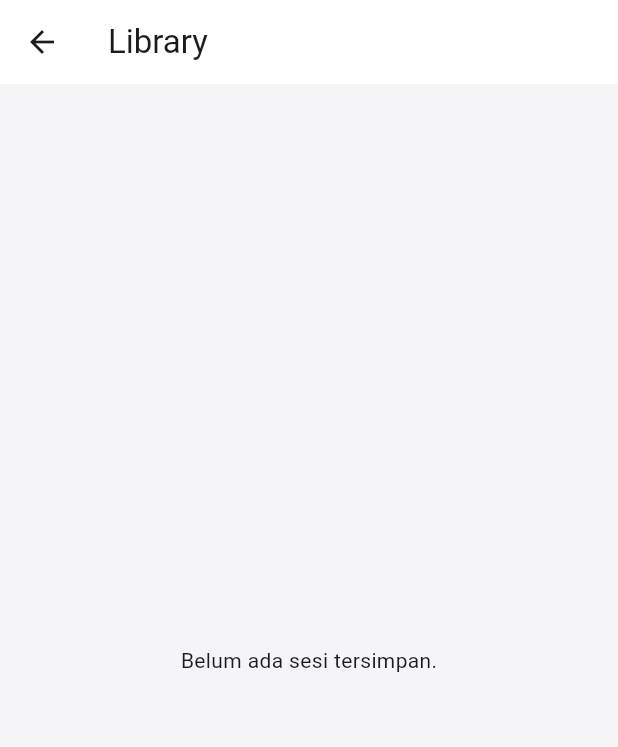
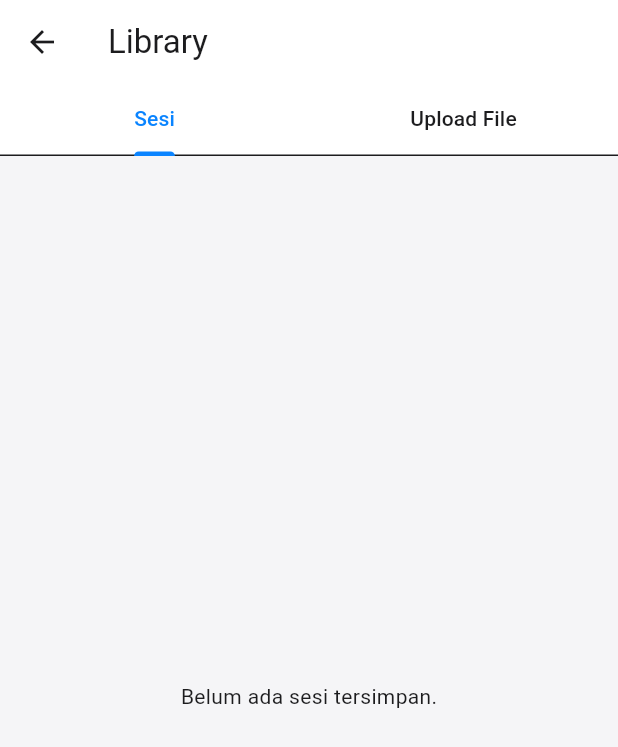
Before and after one commit to Trareon-com/Transcribe, a Flutter app: the LibraryScreen screen opened directly, on a phone screen of 412 x 824 dp. Shown: the top 747 px of the screen. Run offline on Flutter 3.47's test engine with Material 3 defaults, Android fonts, the phone set to English and light mode, and no system bars; our stand-ins replace file_picker, flutter_riverpod.

Commit message:
Add file upload zone: drag & drop + file picker, batch queue UI (Fase 3/4)
- desktop_drop + file_picker deps; supports wav/mp3/m4a/aac/ogg/flac/opus/mp4/mov/mkv
- BatchUploadNotifier: queue state, format rejection with user feedback
- FileUploadZone widget: drop target highlight, picker button, per-file status icons
- Library screen now has 'Sesi' / 'Upload File' tabs
- flutter analyze clean, flutter test passing (7), flutter build macos verified

```diff
--- a/lib/screens/library_screen.dart
+++ b/lib/screens/library_screen.dart
@@ -1,4 +1,6 @@
 import 'package:flutter/material.dart';
+
+import '../widgets/file_upload_zone.dart';
 
 class SessionSummary {
   final String id;
@@ -23,15 +25,34 @@ class LibraryScreen extends StatelessWidget {
 
   @override
   Widget build(BuildContext context) {
-    return Scaffold(
-      appBar: AppBar(title: const Text('Library')),
-      body: sessions.isEmpty
+    return DefaultTabController(
+      length: 2,
+      child: Scaffold(
+        appBar: AppBar(
+          title: const Text('Library'),
+          bottom: const TabBar(
+            tabs: [
+              Tab(text: 'Sesi'),
+              Tab(text: 'Upload File'),
+            ],
+          ),
+        ),
+        body: TabBarView(
+          children: [
+            sessions.isEmpty
                 ? const Center(child: Text('Belum ada sesi tersimpan.'))
                 : ListView.separated(
                     padding: const EdgeInsets.all(12),
                     itemCount: sessions.length,
                     separatorBuilder: (_, _) => const SizedBox(height: 8),
                     itemBuilder: (context, index) => _SessionCard(session: sessions[index]),
+                  ),
+            const Padding(
+              padding: EdgeInsets.all(12),
+              child: FileUploadZone(),
+            ),
+          ],
+        ),
       ),
     );
   }
--- a/pubspec.yaml
+++ b/pubspec.yaml
@@ -38,6 +38,8 @@ dependencies:
   flutter_riverpod: ^2.6.1
   window_manager: ^0.4.3
   path_provider: ^2.1.5
+  desktop_drop: ^0.6.1
+  file_picker: ^8.3.5
 
 dev_dependencies:
   flutter_test:
```
Also changed, not shown: lib/state/batch_upload_model.dart (added, +73 -0 lines), lib/widgets/file_upload_zone.dart (added, +122 -0 lines), pubspec.lock, 3 other files. Lines whose indentation alone changed are shown as unchanged.
